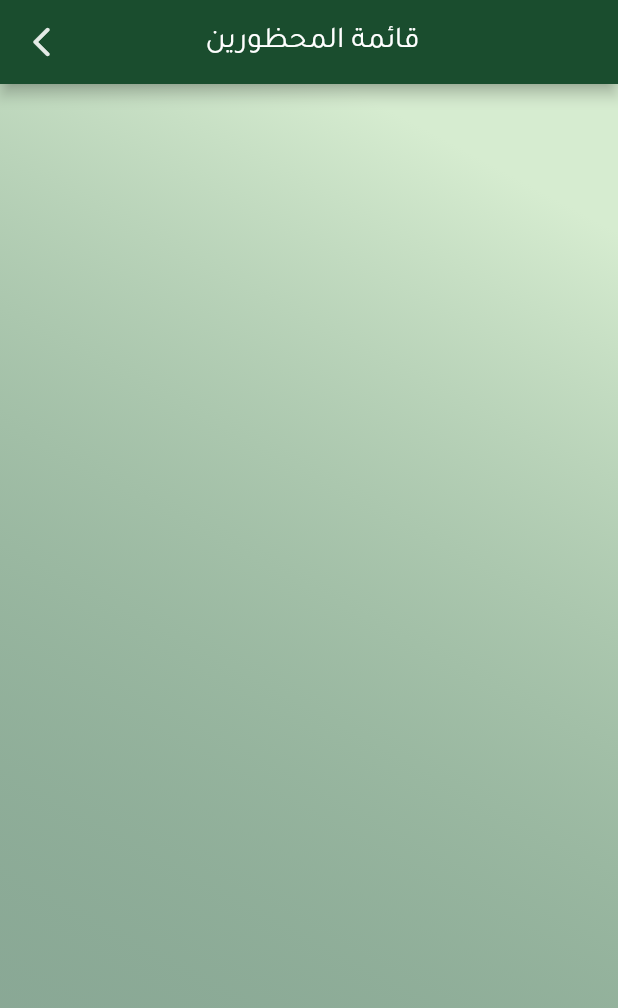
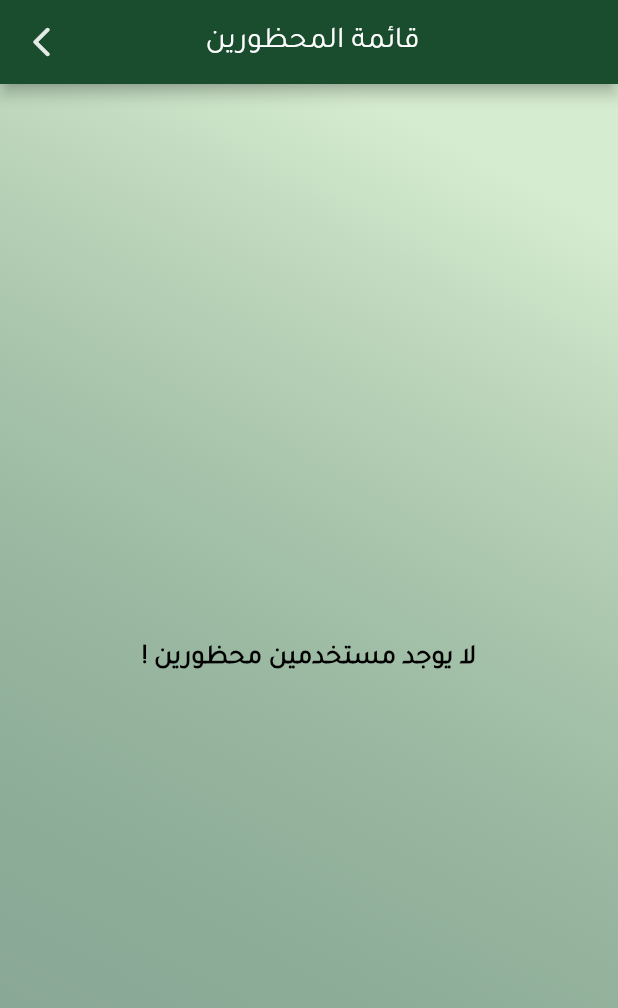
Before and after one commit to JBinFaris/2022-GP1-7, a Flutter app: the BlockedUserList screen opened directly, on a phone screen of 412 x 824 dp. Shown: the top 1008 px of the screen. Run offline on Flutter 3.47's test engine with Material 2 defaults, Android fonts, the phone set to English and light mode, and no system bars; our stand-ins replace animated_splash_screen, charts_flutter_new, cloud_firestore, file_picker, firebase_auth, firebase_core and 11 more; missing offline and left inert: dart:ffi; accounts and stored records are empty.

Commit message:
empty page message

```diff
--- a/faydh/lib/BlockedUserList.dart
+++ b/faydh/lib/BlockedUserList.dart
@@ -58,6 +58,15 @@ class _BlockedUserListState extends State<BlockedUserList> {
                     ),
                   );
                 }
+                if (snaphot.hasData && snaphot.data?.size == 0) {
+                  return const Center(
+                      child: Text("! لا يوجد مستخدمين محظورين",
+                          style: TextStyle(
+                            fontWeight: FontWeight.bold,
+                            fontSize: 18,
+                            color: Color.fromARGB(255, 0, 0, 0),
+                          )));
+                }
 
                 return ListView.builder(
                   itemCount: snaphot.data?.docs.length,
```
Also changed, not shown: faydh/lib/ApproveBusiness.dart (+9 -0 lines).
